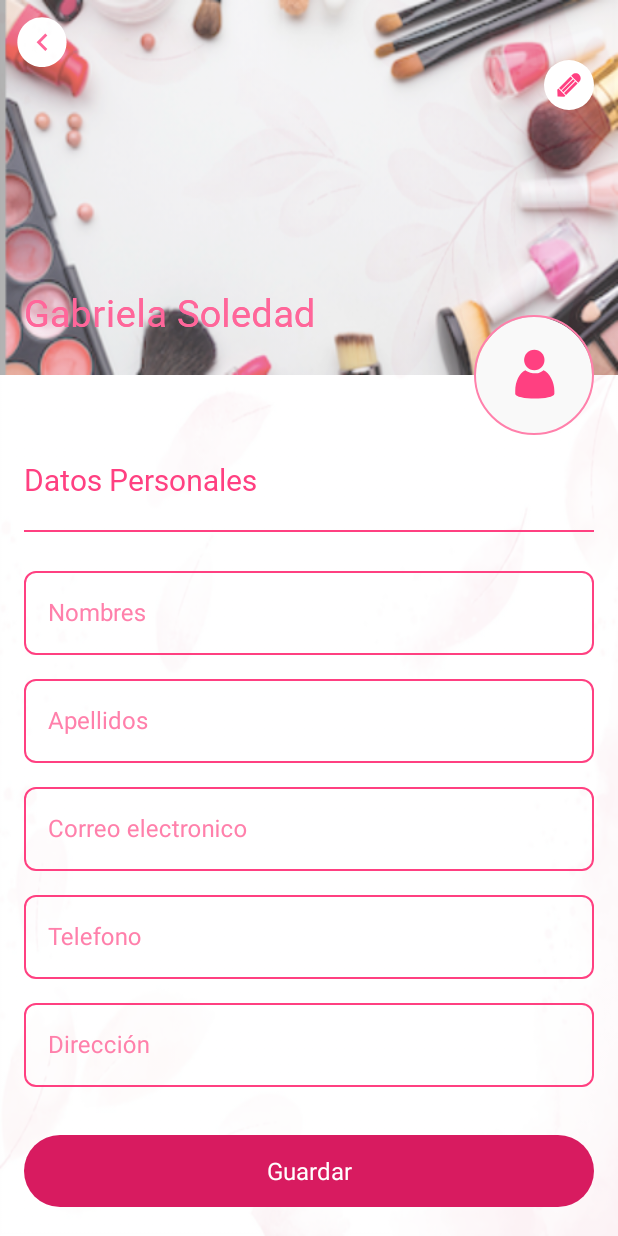
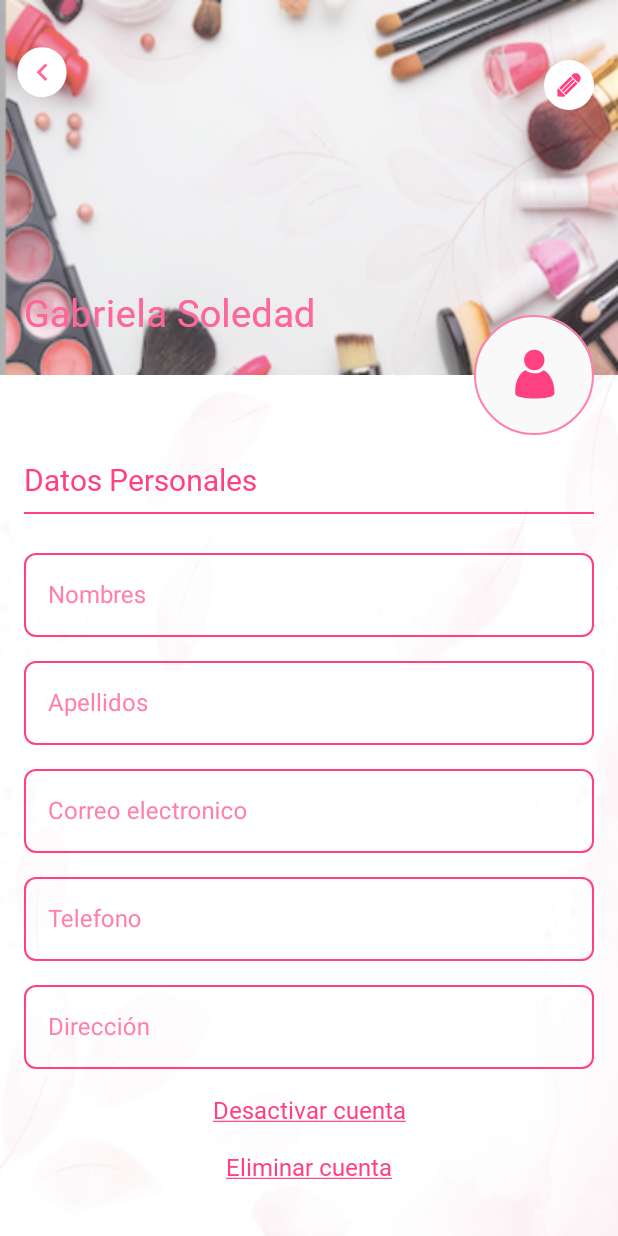
Before and after one commit to montes8/ElaCosmetologyAndroid, an Android app: the ProfileActivity screen opened directly, with no data from a screen before it, on a phone screen of 412 x 824 dp. Run offline under Robolectric (Android 15) with nearby library versions, the phone set to English and light mode, and no system bars; our stand-ins replace CircleImageView, Picasso, data binding; pictures from the network do not load.

Commit message:
integrando collapsingbar

```diff
--- a/app/src/main/java/com/example/elacosmetologyandroid/ui/profile/ProfileActivity.kt
+++ b/app/src/main/java/com/example/elacosmetologyandroid/ui/profile/ProfileActivity.kt
@@ -3,26 +3,24 @@ package com.example.elacosmetologyandroid.ui.profile
 import android.content.Context
 import android.content.Intent
 import android.graphics.Color
-import android.view.View
 import androidx.core.view.WindowCompat
 import androidx.databinding.DataBindingUtil
 import com.example.elacosmetologyandroid.R
 import com.example.elacosmetologyandroid.databinding.ActivityProfileBinding
+import com.example.elacosmetologyandroid.extensions.setOnClickDelay
 import com.example.elacosmetologyandroid.extensions.validateVisibility
 import com.example.elacosmetologyandroid.ui.BaseActivity
 import com.example.elacosmetologyandroid.ui.BaseViewModel
 import com.google.android.material.appbar.AppBarLayout
 import kotlin.math.abs
 
-class ProfileActivity : BaseActivity(),View.OnClickListener {
+class ProfileActivity : BaseActivity() {
+
+
+    private var flagClick = true
 
     companion object {
-        fun start(context: Context) { context.startActivity(
-            Intent(
-                context,
-                ProfileActivity::class.java
-            )
-        ) }
+        fun start(context: Context) { context.startActivity(Intent(context, ProfileActivity::class.java)) }
     }
 
     private lateinit var binding: ActivityProfileBinding
@@ -44,19 +42,24 @@ class ProfileActivity : BaseActivity(),View.OnClickListener {
     private fun configAppBar(){
         WindowCompat.setDecorFitsSystemWindows(window, false)
         window.statusBarColor = Color.TRANSPARENT
+        setSupportActionBar(binding.toolbar)
         binding.appBarLayout.addOnOffsetChangedListener(AppBarLayout.OnOffsetChangedListener { appBarLayout, verticalOffset ->
-            binding.imgProfile.validateVisibility(abs(verticalOffset) - appBarLayout.totalScrollRange != 0)
-            binding.imgEditProfile.validateVisibility(abs(verticalOffset) - appBarLayout.totalScrollRange != 0)
+           binding.imgProfile.validateVisibility(abs(verticalOffset) - appBarLayout.totalScrollRange != 0)
+           if (flagClick) binding.imgEditProfile.validateVisibility(abs(verticalOffset) - appBarLayout.totalScrollRange != 0)
         })
+        initOnClick()
     }
 
-    override fun onClick(v: View?) {
-        when(v?.id?:return){
-            R.id.imgEditProfile->{enableViewEdit(true)}
-            R.id.imgBannerProfile->{}
-            R.id.imgProfile ->{}
-            R.id.btnSaveProfile->{enableViewEdit(false)}
+    private fun initOnClick(){
+        binding.imgEditProfile.setOnClickDelay {
+            enableViewEdit(true)
+            flagClick = false
         }
+        binding.imgBannerProfile.setOnClickDelay {}
+        binding.imgProfile.setOnClickDelay {}
+        binding.btnSaveProfile.setOnClickButtonDelayListener{enableViewEdit(false)
+            flagClick = true}
+        binding.toolbar.setNavigationOnClickListener { onBackPressed() }
     }
 
     private fun enableViewEdit(value : Boolean){
--- a/app/src/main/res/layout/activity_profile.xml
+++ b/app/src/main/res/layout/activity_profile.xml
@@ -5,7 +5,6 @@
 <androidx.coordinatorlayout.widget.CoordinatorLayout
     android:layout_width="match_parent"
     android:layout_height="match_parent"
-    android:fitsSystemWindows="true"
     android:id="@+id/collapsingToolbarLayout"
     tools:context=".ui.profile.ProfileActivity">
 
@@ -59,6 +58,7 @@
                 android:layout_width="match_parent"
                 android:layout_height="?attr/actionBarSize"
                 android:padding="@dimen/size_0"
+                android:layout_marginTop="@dimen/size_20"
                 app:navigationIcon="@drawable/ic_arrow_star"
                 app:titleMarginStart="@dimen/size_16"
                 app:contentInsetStartWithNavigation="0dp"
@@ -83,12 +83,13 @@
         app:layout_anchor="@id/appBarLayout"
         app:layout_anchorGravity="bottom|right" />
 
-    <ImageView
+    <ImageButton
         android:id="@+id/imgEditProfile"
         android:layout_width="wrap_content"
         android:contentDescription="@null"
         app:layout_anchor="@id/appBarLayout"
         android:elevation="@dimen/size_1"
+        android:background="@color/transparent"
         android:layout_marginEnd="@dimen/size_16"
         android:layout_marginTop="@dimen/size_40"
         app:layout_anchorGravity="top|right"
@@ -101,16 +102,14 @@
         android:background="@drawable/ic_bg_general" />
     <androidx.core.widget.NestedScrollView
         android:layout_width="match_parent"
-        android:layout_height="wrap_content"
-        app:layout_behavior="@string/appbar_scrolling_view_behavior">
-
-        <androidx.constraintlayout.widget.ConstraintLayout
-            android:layout_width="match_parent"
-            android:layout_height="wrap_content">
+        app:layout_behavior="@string/appbar_scrolling_view_behavior"
+        app:layout_constraintTop_toBottomOf="@+id/appBarLayout"
+        android:layout_height="wrap_content">
             <androidx.constraintlayout.widget.ConstraintLayout
                 android:layout_width="match_parent"
                 android:layout_height="wrap_content"
                 android:layout_margin="@dimen/size_16"
+                android:paddingBottom="@dimen/size_40"
                 app:layout_constraintEnd_toEndOf="parent"
                 app:layout_constraintStart_toStartOf="parent"
                 app:layout_constraintTop_toTopOf="parent">
@@ -132,7 +131,7 @@
                     android:id="@+id/viewLineProfile"
                     android:layout_width="wrap_content"
                     android:layout_height="@dimen/size_1"
-                    android:layout_marginTop="@dimen/txt_size_20"
+                    android:layout_marginTop="@dimen/size_8"
                     android:background="@color/pink_200"
                     app:layout_constraintEnd_toEndOf="parent"
                     app:layout_constraintStart_toStartOf="parent"
@@ -208,21 +207,46 @@
                     app:layout_constraintStart_toStartOf="parent"
                     app:layout_constraintTop_toBottomOf="@+id/editPhoneProfile" />
 
+                <TextView
+                    android:id="@+id/txtDeactivateUser"
+                    android:layout_width="match_parent"
+                    app:layout_constraintEnd_toEndOf="parent"
+                    android:text="@string/txt_deactivate_user"
+                    android:gravity="center"
+                    android:textColor="@color/pink_200"
+                    android:fontFamily="@font/flexo_bold_italic"
+                    android:textSize="@dimen/txt_size_16"
+                    android:layout_marginTop="@dimen/size_16"
+                    app:layout_constraintStart_toStartOf="parent"
+                    app:layout_constraintTop_toBottomOf="@+id/editAddressProfile"
+                    android:layout_height="wrap_content"/>
+
+                <TextView
+                    android:id="@+id/txtDeleteUser"
+                    android:layout_width="match_parent"
+                    android:layout_height="wrap_content"
+                    android:text="@string/txt_delete_user"
+                    android:gravity="center"
+                    android:fontFamily="@font/flexo_bold_italic"
+                    android:textSize="@dimen/txt_size_16"
+                    android:textColor="@color/pink_200"
+                    android:layout_marginTop="@dimen/size_16"
+                    app:layout_constraintEnd_toEndOf="parent"
+                    app:layout_constraintStart_toStartOf="parent"
+                    app:layout_constraintTop_toBottomOf="@+id/txtDeactivateUser"/>
+
                 <com.example.elacosmetologyandroid.component.button.ProgressButton
                     android:layout_width="match_parent"
                     android:id="@+id/btnSaveProfile"
                     app:layout_constraintEnd_toEndOf="parent"
                     app:layout_constraintStart_toStartOf="parent"
-                    app:layout_constraintBottom_toBottomOf="parent"
                     android:layout_marginTop="@dimen/size_32"
                     app:buttonUISize="medium"
+                    app:isButtonVisible="false"
+                    app:layout_constraintBottom_toBottomOf="parent"
                     app:buttonText="@string/txt_save"
-                    android:layout_marginBottom="@dimen/size_40"
-                    app:layout_constraintTop_toBottomOf="@+id/editAddressProfile"
+                    app:layout_constraintTop_toBottomOf="@+id/txtDeleteUser"
                     android:layout_height="wrap_content"/>
-            </androidx.constraintlayout.widget.ConstraintLayout>
-
-
         </androidx.constraintlayout.widget.ConstraintLayout>
 
     </androidx.core.widget.NestedScrollView>
--- a/app/src/main/res/values/dimens.xml
+++ b/app/src/main/res/values/dimens.xml
@@ -38,8 +38,9 @@
     <dimen name="size_20">20dp</dimen>
     <dimen name="size_22">22dp</dimen>
     <dimen name="size_24">24dp</dimen>
+    <dimen name="size_26">26dp</dimen>
+    <dimen name="size_28">28dp</dimen>
     <dimen name="size_30">30dp</dimen>
-    <dimen name="size_28">28dp</dimen>
     <dimen name="size_32">32dp</dimen>
     <dimen name="size_40">40dp</dimen>
     <dimen name="size_44">44dp</dimen>
--- a/app/src/main/res/values/strings.xml
+++ b/app/src/main/res/values/strings.xml
@@ -20,6 +20,8 @@
     <string name="txt_cancel_btn">Cancelar</string>
     <string name="progress_button_loading">Loading…</string>
     <string name="txt_save">Guardar</string>
+    <string name="txt_delete_user"><u>Eliminar cuenta</u></string>
+    <string name="txt_deactivate_user"><u>Desactivar cuenta</u></string>
 
 
 
@@ -53,4 +55,6 @@
     <string name="text_test">Gabriela Soledad</string>
     <string name="text_description_begin">Bienvenida(o) aqui encontraras videos referenciales de algunos establecimientos</string>
 
+
+
 </resources>
```
